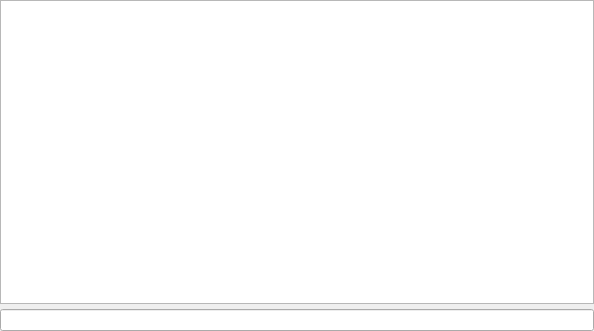
Above: ui/widgets/chatviewwidget.ui from StarixWoS/ReMix before the change. Below: the same form after it.
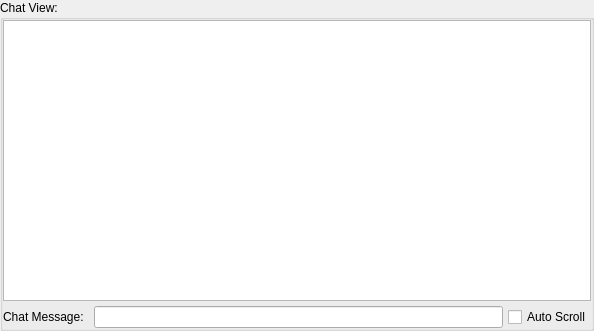
That is the form after the change.

```diff
--- a/ui/widgets/chatviewwidget.ui
+++ b/ui/widgets/chatviewwidget.ui
@@ -26,20 +26,61 @@
    <property name="bottomMargin">
     <number>0</number>
    </property>
-   <property name="horizontalSpacing">
+   <property name="spacing">
     <number>0</number>
    </property>
-   <property name="verticalSpacing">
-    <number>5</number>
-   </property>
-   <item row="1" column="0">
-    <widget class="QLineEdit" name="chatInput"/>
-   </item>
    <item row="0" column="0">
-    <widget class="QTextEdit" name="chatView">
-     <property name="readOnly">
-      <bool>true</bool>
+    <widget class="QGroupBox" name="groupBox">
+     <property name="title">
+      <string>Chat View:</string>
      </property>
+     <property name="flat">
+      <bool>false</bool>
+     </property>
+     <property name="checkable">
+      <bool>false</bool>
+     </property>
+     <layout class="QGridLayout" name="gridLayout_2">
+      <property name="leftMargin">
+       <number>0</number>
+      </property>
+      <property name="topMargin">
+       <number>0</number>
+      </property>
+      <property name="rightMargin">
+       <number>0</number>
+      </property>
+      <property name="bottomMargin">
+       <number>0</number>
+      </property>
+      <property name="spacing">
+       <number>5</number>
+      </property>
+      <item row="1" column="2">
+       <widget class="QLineEdit" name="chatInput"/>
+      </item>
+      <item row="1" column="0">
+       <widget class="QLabel" name="label">
+        <property name="text">
+         <string>Chat Message:</string>
+        </property>
+       </widget>
+      </item>
+      <item row="1" column="3">
+       <widget class="QCheckBox" name="autoScrollCheckBox">
+        <property name="text">
+         <string>Auto Scroll</string>
+        </property>
+       </widget>
+      </item>
+      <item row="0" column="0" colspan="4">
+       <widget class="QTextEdit" name="chatView">
+        <property name="readOnly">
+         <bool>true</bool>
+        </property>
+       </widget>
+      </item>
+     </layout>
     </widget>
    </item>
   </layout>
```
